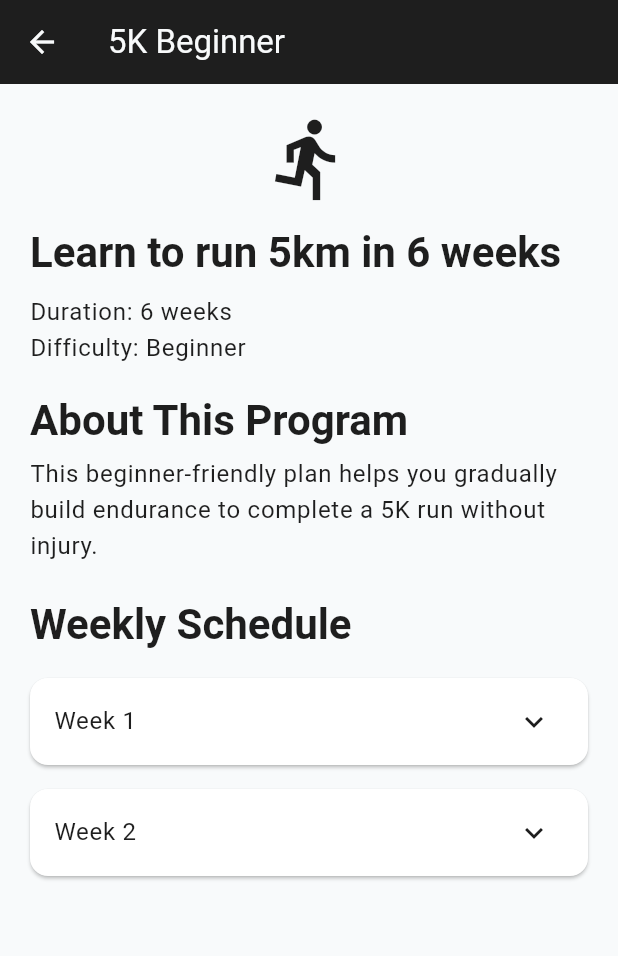
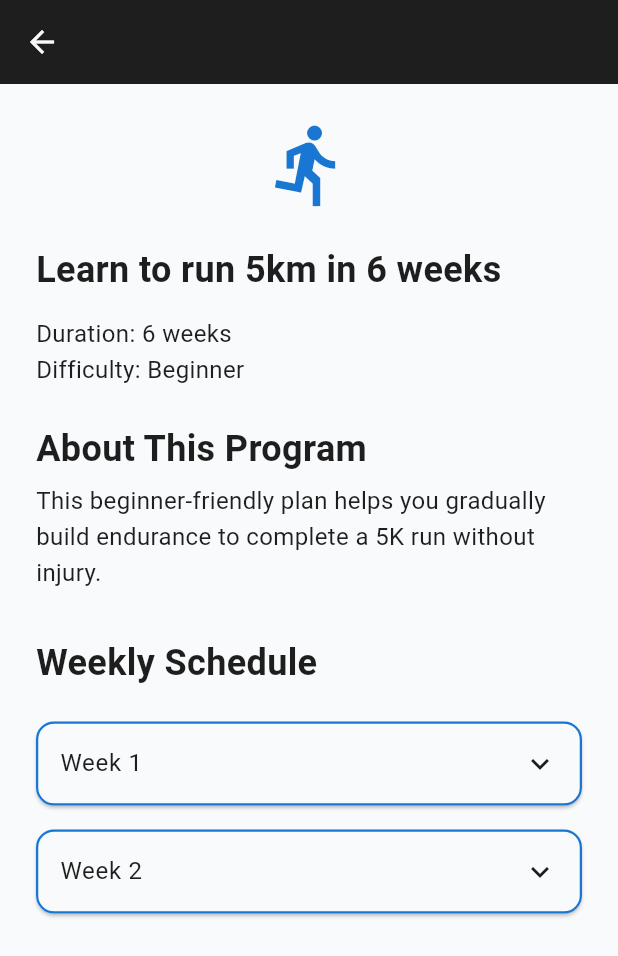
Before and after one commit to enkeleda-bardhi/runBalanced, a Flutter app: the ProgramDetailScreen screen opened directly with sample values from the repository, on a phone screen of 412 x 824 dp. Shown: the top 956 px of the screen. Run offline on Flutter 3.47's test engine with Material 3 defaults, Android fonts, the phone set to English and light mode, and no system bars; our stand-ins replace cloud_firestore, csv, firebase_auth, firebase_core, fl_chart, image_picker and 1 more; accounts and stored records are empty; network calls fail.

Commit message:
program detail screen UI fix

```diff
--- a/run_balanced/lib/screens/program_detail_screen.dart
+++ b/run_balanced/lib/screens/program_detail_screen.dart
@@ -1,5 +1,6 @@
 import 'package:flutter/material.dart';
 import 'package:run_balanced/models/program_model.dart';
+import 'package:run_balanced/theme/theme.dart';
 
 class ProgramDetailScreen extends StatelessWidget {
   final Program program;
@@ -9,53 +10,100 @@ class ProgramDetailScreen extends StatelessWidget {
   @override
   Widget build(BuildContext context) {
     final theme = Theme.of(context);
+    final colorScheme = theme.colorScheme;
 
     return Scaffold(
-      appBar: AppBar(title: Text(program.title)),
+      appBar: AppBar(
+        title: Text(
+          program.title,
+          style: AppTextStyles.headline2.copyWith(color: colorScheme.onSurface),
+        ),
+      ),
       body: ListView(
-        padding: const EdgeInsets.all(20),
+        padding: const EdgeInsets.all(AppSpacing.lg),
         children: [
-          Icon(program.icon, size: 60, color: theme.iconTheme.color),
-          const SizedBox(height: 16),
-          Text(program.subtitle, style: theme.textTheme.displayMedium),
-          const SizedBox(height: 12),
+          Icon(program.icon, size: 60, color: colorScheme.primary),
+          const SizedBox(height: AppSpacing.lg),
+          Text(
+            program.subtitle,
+            style: AppTextStyles.headline2.copyWith(
+              color: colorScheme.onSurface,
+            ),
+          ),
+          const SizedBox(height: AppSpacing.md),
           Text(
             "Duration: ${program.duration}",
-            style: theme.textTheme.bodyLarge,
+            style: AppTextStyles.body1.copyWith(color: colorScheme.onSurface),
           ),
           Text(
             "Difficulty: ${program.difficulty}",
-            style: theme.textTheme.bodyLarge,
+            style: AppTextStyles.body1.copyWith(color: colorScheme.onSurface),
           ),
-          const SizedBox(height: 20),
-          Text("About This Program", style: theme.textTheme.displayMedium),
-          const SizedBox(height: 8),
-          Text(program.description, style: theme.textTheme.bodyLarge),
-          const SizedBox(height: 24),
-          Text("Weekly Schedule", style: theme.textTheme.displayMedium),
-          const SizedBox(height: 12),
+          const SizedBox(height: AppSpacing.lg),
+          Text(
+            "About This Program",
+            style: AppTextStyles.headline2.copyWith(
+              color: colorScheme.onSurface,
+            ),
+          ),
+          const SizedBox(height: AppSpacing.sm),
+          Text(
+            program.description,
+            style: AppTextStyles.body1.copyWith(color: colorScheme.onSurface),
+          ),
+          const SizedBox(height: AppSpacing.xl),
+          Text(
+            "Weekly Schedule",
+            style: AppTextStyles.headline2.copyWith(
+              color: colorScheme.onSurface,
+            ),
+          ),
+          const SizedBox(height: AppSpacing.md),
           ...program.schedule.entries
-              .map((entry) => _buildDayCard(entry, theme))
+              .map((entry) => _buildDayCard(entry, colorScheme))
               .toList(),
         ],
       ),
     );
   }
 
-  Widget _buildDayCard(MapEntry<String, List<String>> entry, ThemeData theme) {
+  Widget _buildDayCard(
+    MapEntry<String, List<String>> entry,
+    ColorScheme colorScheme,
+  ) {
     return Card(
-      color: theme.cardColor,
-      shape: RoundedRectangleBorder(borderRadius: BorderRadius.circular(12)),
-      margin: const EdgeInsets.symmetric(vertical: 8),
+      color: colorScheme.surface,
+      shape: RoundedRectangleBorder(
+        borderRadius: BorderRadius.circular(12),
+        side: BorderSide(color: colorScheme.primary, width: 1.5),
+      ),
+      margin: const EdgeInsets.symmetric(vertical: AppSpacing.sm),
       child: ExpansionTile(
-        title: Text(entry.key, style: theme.textTheme.bodyLarge),
+        title: Text(
+          entry.key,
+          style: AppTextStyles.body1.copyWith(color: colorScheme.onSurface),
+        ),
+        tilePadding: const EdgeInsets.symmetric(horizontal: AppSpacing.md),
+        childrenPadding: const EdgeInsets.only(
+          left: AppSpacing.md,
+          right: AppSpacing.md,
+          bottom: AppSpacing.md,
+        ),
+        shape: const RoundedRectangleBorder(),
+        collapsedShape: const RoundedRectangleBorder(),
         children:
             entry.value
                 .map(
                   (exercise) => ListTile(
-                    title: Text(exercise, style: theme.textTheme.bodyMedium),
                     dense: true,
                     visualDensity: VisualDensity.compact,
+                    contentPadding: EdgeInsets.zero,
+                    title: Text(
+                      exercise,
+                      style: AppTextStyles.body1.copyWith(
+                        color: colorScheme.onSurface,
+                      ),
+                    ),
                   ),
                 )
                 .toList(),
--- a/run_balanced/lib/theme/theme.dart
+++ b/run_balanced/lib/theme/theme.dart
@@ -4,7 +4,7 @@ import 'package:flutter/material.dart';
 class AppColors {
   // Primary theme colors (using your existing deep purple)
   static const Color primary = Color(0xFF1976D2);
-  static const Color secondary = Colors.lightBlueAccent;
+  static const Color secondary = Color(0xFF90CAF9);
   static const Color tertiary = Color.fromARGB(255, 193, 193, 193);
 
   static const Color secondaryLight = Color.fromARGB(255, 196, 224, 247);
```
